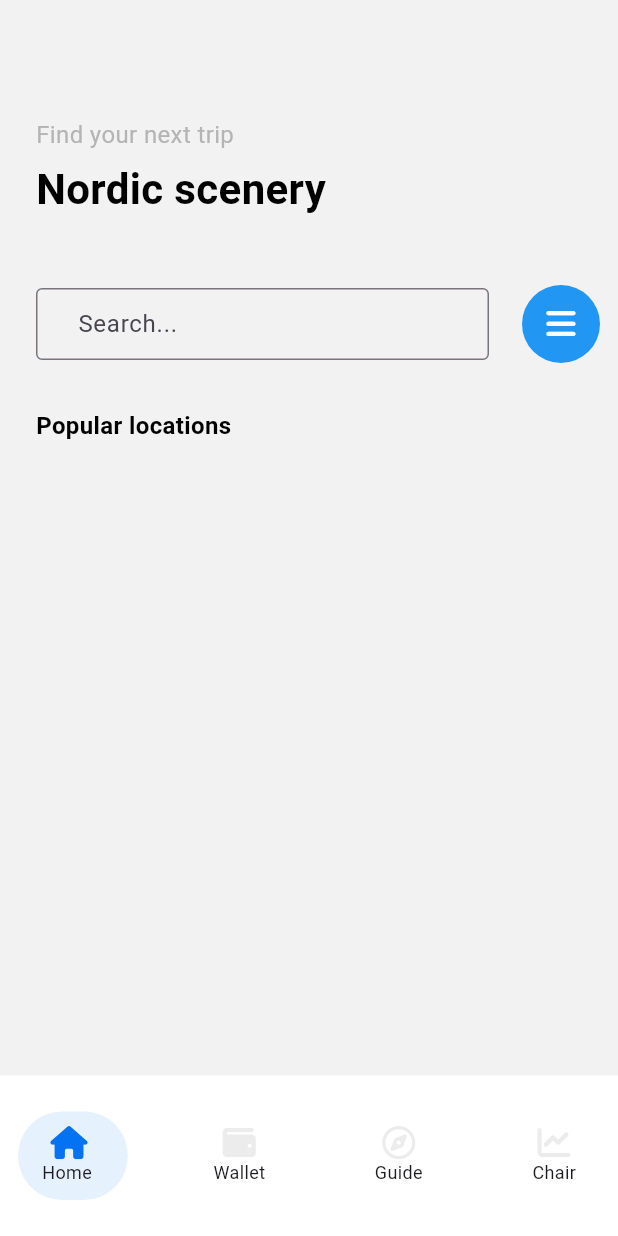
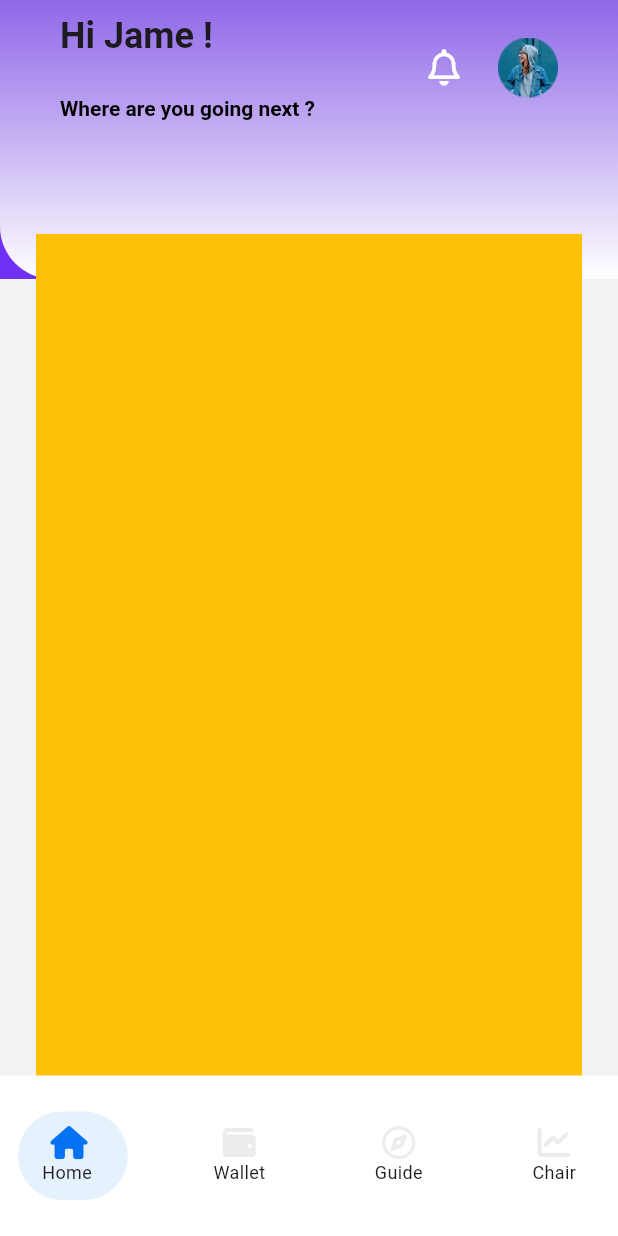
Before and after one commit to XuanDung9/Flutter_TravelApp, a Flutter app: the FontScreen screen opened by its route, on a phone screen of 412 x 824 dp. Run offline on Flutter 3.47's test engine with Material 3 defaults, Android fonts, the phone set to English and light mode, and no system bars; drawn by our look-alikes of salomon_bottom_bar; our stand-ins replace font_awesome_flutter, hive_flutter; accounts and stored records are empty.

Commit message:
Create custom appbar

```diff
--- a/travel_app/lib/core/helpers/asset_helper.dart
+++ b/travel_app/lib/core/helpers/asset_helper.dart
@@ -4,4 +4,5 @@ class AssetHelper {
   static final String StartPage1 = imagePath + 'start_page_1.png';
   static final String StartPage2 = imagePath + 'start_page_2.png';
   static final String StartPage3 = imagePath + 'start_page_3.png';
+  static final String avatar = imagePath + 'avatar.png';
 }
--- a/travel_app/lib/repesentattion/screens/home_screen.dart
+++ b/travel_app/lib/repesentattion/screens/home_screen.dart
@@ -1,7 +1,12 @@
+import 'dart:math';
+
 import 'package:flutter/material.dart';
 import 'package:font_awesome_flutter/font_awesome_flutter.dart';
 import 'package:travel_app/core/constants/color_constant.dart';
 import 'package:travel_app/core/constants/textstyle_constant.dart';
+import 'package:travel_app/core/helpers/asset_helper.dart';
+import 'package:travel_app/core/helpers/image_helper.dart';
+import 'package:travel_app/repesentattion/widgets/app_bar_container.dart';
 
 class HomeScreen extends StatefulWidget {
   const HomeScreen({super.key});
@@ -13,73 +18,45 @@ class HomeScreen extends StatefulWidget {
 class _HomeScreenState extends State<HomeScreen> {
   @override
   Widget build(BuildContext context) {
-    return Scaffold(
-      body: Padding(
-        padding: const EdgeInsets.only(left: 24, top: 80),
-        child: Column(
-          mainAxisAlignment: MainAxisAlignment.start,
-          crossAxisAlignment: CrossAxisAlignment.start,
+    return AppBarContainer(
+      title: Padding(
+        padding: EdgeInsets.symmetric(horizontal: 24),
+        child: Row(
           children: [
-            Text(
-              'Find your next trip',
-              style: Textstyles.defaultStyle.subtitleTextColor.copyWith(
-                fontSize: 16,
-              ),
-              selectionColor: ColorPalette.subTitleColor,
-            ),
-            const SizedBox(height: 12),
-            Text(
-              'Nordic scenery',
-              style: Textstyles.defaultStyle.semibold,
-              selectionColor: ColorPalette.text1Color,
-            ),
-            const SizedBox(height: 48),
-            Row(
-              mainAxisAlignment: MainAxisAlignment.spaceBetween,
-              children: [
-                Expanded(
-                  child: TextField(
-                    decoration: InputDecoration(
-                      //icon: Icon(FontAwesomeIcons.search, size: 22),
-                      labelText: 'Search...',
-                      border: OutlineInputBorder(),
-                      contentPadding: EdgeInsets.symmetric(horizontal: 24),
-                    ),
-                  ),
+            Column(
+              crossAxisAlignment: CrossAxisAlignment.start,
+              children: const [
+                Text(
+                  'Hi Jame !',
+                  style: TextStyle(fontWeight: FontWeight.bold, fontSize: 24),
                 ),
-                SizedBox(width: 22),
-                Padding(
-                  padding: const EdgeInsets.only(right: 12),
-                  child: Container(
-                    width: 52,
-                    height: 52,
-                    decoration: BoxDecoration(
-                      shape: BoxShape.circle,
-                      color: Colors.blue, // Màu nền cho nút
-                    ),
-                    child: IconButton(
-                      icon: Icon(
-                        FontAwesomeIcons.bars,
-                        size: 22,
-                        color: Colors.white, // Màu icon
-                      ),
-                      onPressed: () {
-                        print("Menu icon pressed");
-                      },
-                    ),
+                SizedBox(height: 24),
+                Text(
+                  'Where are you going next ?',
+                  style: TextStyle(
+                    fontWeight: FontWeight.bold,
+                    fontSize: 14,
+                    color: ColorPalette.text1Color,
                   ),
                 ),
               ],
             ),
-            SizedBox(height: 32),
-            Text(
-              'Popular locations',
-              style: Textstyles.defaultStyle.bold.copyWith(fontSize: 16),
-              selectionColor: ColorPalette.text1Color,
+            Spacer(),
+            Icon(FontAwesomeIcons.bell, size: 24, color: Colors.white),
+            SizedBox(width: 24),
+            Container(
+              width: 40,
+              height: 40,
+              decoration: BoxDecoration(
+                borderRadius: BorderRadius.circular(24),
+              ),
+
+              child: ImageHelper.loadFromAsset(AssetHelper.avatar),
             ),
           ],
         ),
       ),
+      child: Container(color: Colors.amber),
     );
   }
 }
--- /dev/null
+++ b/travel_app/lib/repesentattion/widgets/app_bar_container.dart
@@ -0,0 +1,106 @@
+import 'package:flutter/material.dart';
+import 'package:flutter/widgets.dart';
+import 'package:font_awesome_flutter/font_awesome_flutter.dart';
+import 'package:travel_app/core/constants/color_constant.dart';
+
+class AppBarContainer extends StatelessWidget {
+  const AppBarContainer({
+    Key? key,
+    required this.child,
+    this.title,
+    this.implementLeading = false,
+    this.implementTraling = false,
+    this.titleString,
+  }) : super(key: key);
+
+  final Widget child;
+  final Widget? title;
+  final String? titleString;
+  final bool implementLeading;
+  final bool implementTraling;
+
+  @override
+  Widget build(BuildContext context) {
+    return Scaffold(
+      body: Stack(
+        children: [
+          SizedBox(
+            height: 186,
+            child: AppBar(
+              centerTitle: true,
+              automaticallyImplyLeading: false,
+              elevation: 0,
+              toolbarHeight: 90,
+              backgroundColor: const Color.fromARGB(255, 111, 50, 244),
+              title:
+                  title ??
+                  Row(
+                    children: [
+                      if (implementLeading)
+                        Container(
+                          decoration: BoxDecoration(
+                            borderRadius: BorderRadius.all(Radius.circular(24)),
+                            color: Colors.white,
+                          ),
+                          padding: EdgeInsets.all(12),
+                          child: Icon(
+                            FontAwesomeIcons.arrowLeft,
+                            color: Colors.black,
+                            size: 24,
+                          ),
+                        ),
+                      Expanded(
+                        child: Center(
+                          child: Column(
+                            children: [
+                              Text(
+                                titleString ?? '',
+                                style: TextStyle(
+                                  fontWeight: FontWeight.bold,
+                                  fontSize: 20,
+                                ),
+                              ),
+                            ],
+                          ),
+                        ),
+                      ),
+                      if (implementTraling)
+                        Container(
+                          decoration: BoxDecoration(
+                            borderRadius: BorderRadius.all(Radius.circular(24)),
+                            color: Colors.white,
+                          ),
+                          padding: EdgeInsets.all(12),
+                          child: Icon(
+                            FontAwesomeIcons.bars,
+                            color: Colors.black,
+                            size: 24,
+                          ),
+                        ),
+                    ],
+                  ),
+              flexibleSpace: Stack(
+                children: [
+                  Container(
+                    decoration: BoxDecoration(
+                      gradient: Gradients.defaultGradientBackground,
+                      borderRadius: BorderRadius.only(
+                        bottomLeft: Radius.circular(35),
+                      ),
+                    ),
+                  ),
+                ],
+              ),
+            ),
+          ),
+
+          Container(
+            margin: EdgeInsets.only(top: 156),
+            padding: EdgeInsets.symmetric(horizontal: 24),
+            child: child,
+          ),
+        ],
+      ),
+    );
+  }
+}
```
Also changed, not shown: travel_app/assets/images/avatar.png (added), 1 other file.
